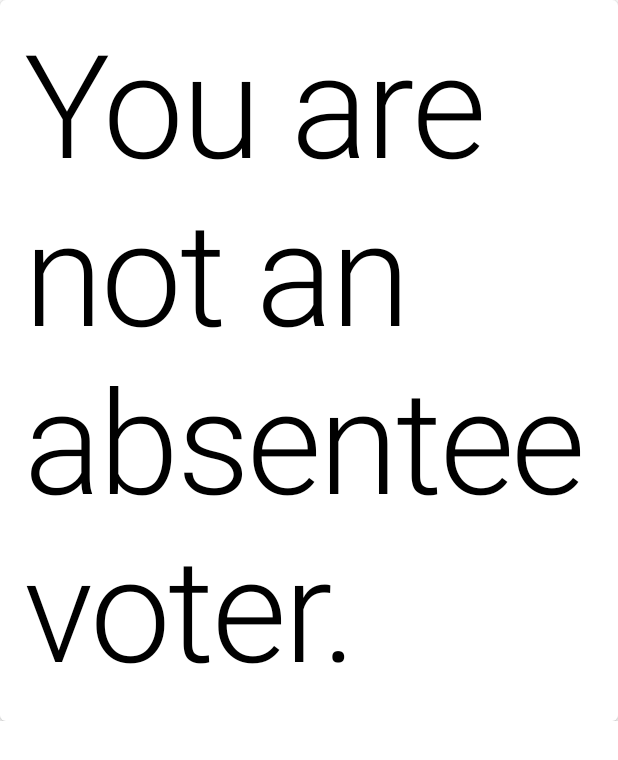
After one commit to MI-Vote/mivote-android, an Android app built with Jetpack Compose: the @Preview function NonAbsentee, on a phone screen of 412 x 824 dp. The commit adds this screen. Shown: the top 760 px of the screen. Run offline under Robolectric (Android 15) with nearby library versions, the phone set to English and light mode, and no system bars; Roboto replaces fonts that are not available here.

Commit message:
Working on components for ballot status

```diff
--- a/app/src/main/java/com/fueledbycaffeine/mivote/ui/navigation/MIVoteScreen.kt
+++ b/app/src/main/java/com/fueledbycaffeine/mivote/ui/navigation/MIVoteScreen.kt
@@ -3,6 +3,7 @@ package com.fueledbycaffeine.mivote.ui.navigation
 import androidx.annotation.StringRes
 import androidx.compose.material.icons.Icons
 import androidx.compose.material.icons.filled.AccountCircle
+import androidx.compose.material.icons.filled.Email
 import androidx.compose.ui.graphics.vector.ImageVector
 import com.fueledbycaffeine.mivote.R
 
@@ -12,4 +13,9 @@ open class MIVoteScreen(val route: String, @StringRes val resourceId: Int, val i
     R.string.voter_registration,
     Icons.Filled.AccountCircle
   )
+  object BallotStatus : MIVoteScreen(
+    "BallotStatus",
+    R.string.ballot_status,
+    Icons.Filled.Email
+  )
 }
--- /dev/null
+++ b/app/src/main/java/com/fueledbycaffeine/mivote/ui/voter/ballot/NonAbsentee.kt
@@ -0,0 +1,23 @@
+package com.fueledbycaffeine.mivote.ui.voter.ballot
+
+import androidx.compose.foundation.layout.padding
+import androidx.compose.material.MaterialTheme
+import androidx.compose.material.Surface
+import androidx.compose.material.Text
+import androidx.compose.runtime.Composable
+import androidx.compose.ui.Modifier
+import androidx.compose.ui.tooling.preview.Preview
+import androidx.compose.ui.unit.dp
+
+@Preview(showBackground = true)
+@Composable
+fun NonAbsentee() {
+  Surface(
+    shape = MaterialTheme.shapes.medium,
+    elevation = 2.dp) {
+    Text(
+      text = "You are not an absentee voter.",
+      style = MaterialTheme.typography.h1,
+      modifier = Modifier.padding(16.dp))
+  }
+}
--- a/app/src/main/res/values/strings.xml
+++ b/app/src/main/res/values/strings.xml
@@ -3,6 +3,7 @@
 
     <!--Routes/Names for Navigation-->
     <string name="voter_registration">Registration</string>
+    <string name="ballot_status">Ballot Status</string>
 
     <string name="registration_not_found">We couldn\'t find your registration.</string>
     <string name="registration_verify_info">Make sure you\'ve entered your information correctly. If everything looks correct, go ahead and register to vote!</string>
```
Also changed, not shown: app/src/main/java/com/fueledbycaffeine/mivote/ui/navigation/MIVoteNavigation.kt (+30 -6 lines), app/src/main/java/com/fueledbycaffeine/mivote/ui/voter/ballot/AbsenteeApplicationReceived.kt (added, +23 -0 lines), app/src/main/java/com/fueledbycaffeine/mivote/ui/voter/ballot/BallotStatus.kt (added, +21 -0 lines), app/src/main/java/com/fueledbycaffeine/mivote/ui/voter/ballot/BallotStatusScreen.kt (+46 -0 lines).
